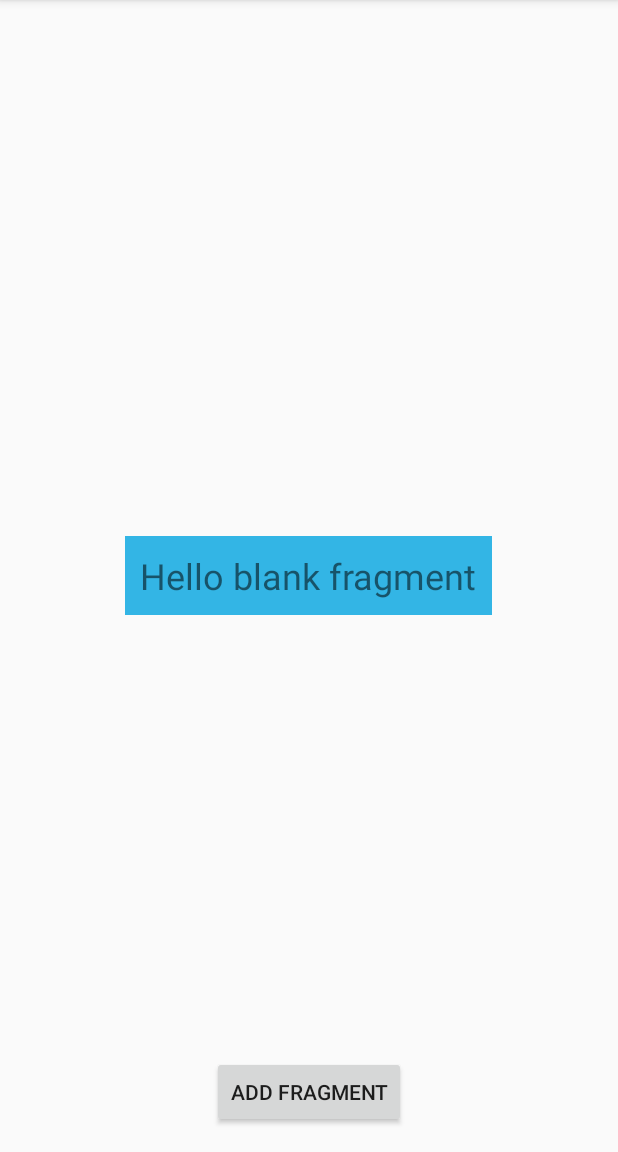
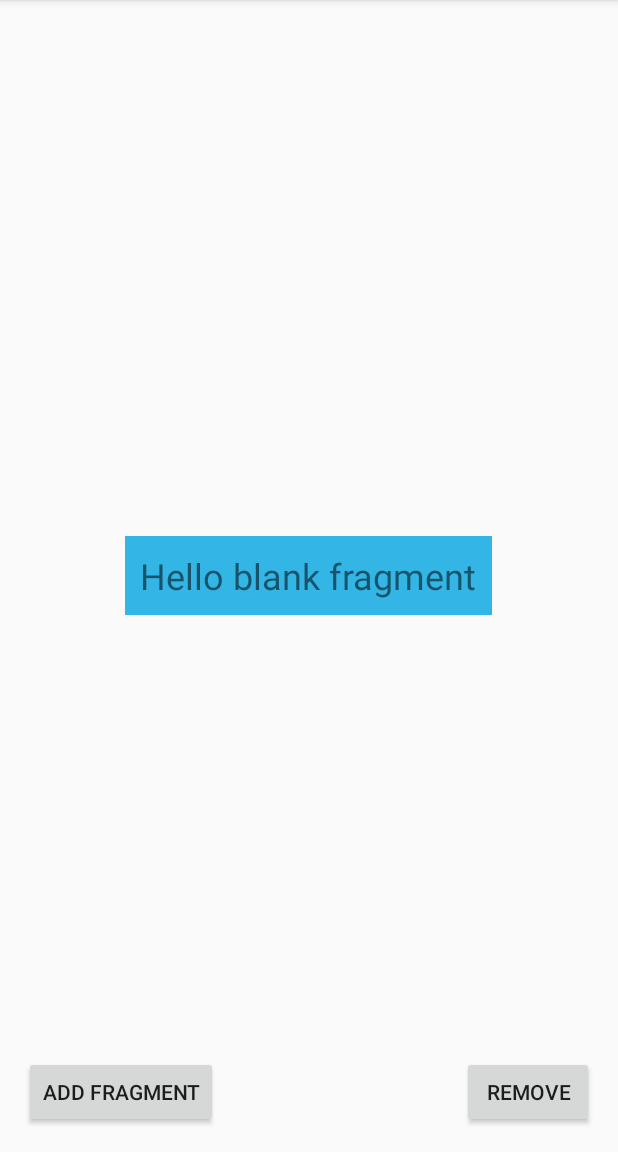
Before and after one commit to caccheme/FirstFragment, an Android app: the screen it shows after launch (MainActivity), after a tap on "ADD FRAGMENT", on a phone screen of 412 x 824 dp, the part 84-1236 px from its top. Run offline under Robolectric (Android 15) with nearby library versions, the phone set to English and light mode, and no system bars.

Commit message:
add/remove fragment with a fragment tag

```diff
--- a/app/src/main/java/com/example/firstfragment/MainActivity.kt
+++ b/app/src/main/java/com/example/firstfragment/MainActivity.kt
@@ -3,21 +3,34 @@ package com.example.firstfragment
 import androidx.appcompat.app.AppCompatActivity
 import android.os.Bundle
 import android.view.View
+import androidx.fragment.app.Fragment
+import com.example.firstfragment.constants.FRAGMENT_TAG
 
 
 class MainActivity : AppCompatActivity() {
-
-    private val fragment: SimpleFragment = SimpleFragment()
 
     override fun onCreate(savedInstanceState: Bundle?) {
         super.onCreate(savedInstanceState)
         setContentView(R.layout.activity_main)
     }
 
-    fun clickHandler(@Suppress("UNUSED_PARAMETER")view: View) {
+    fun addClickHandler(@Suppress("UNUSED_PARAMETER")view: View) {
+        val fragment = SimpleFragment()
         supportFragmentManager
             .beginTransaction()
-            .add(R.id.simple_fragment, fragment)
+            .add(R.id.fragment_container, fragment, FRAGMENT_TAG)
             .commit()
     }
+
+    fun removeClickHandler(@Suppress("UNUSED_PARAMETER")view: View) {
+        val fragment: Fragment? = supportFragmentManager
+            .findFragmentByTag(FRAGMENT_TAG)
+
+        if (fragment != null) {
+            supportFragmentManager
+                .beginTransaction()
+                .remove(fragment)
+                .commit()
+        }
+    }
 }
--- /dev/null
+++ b/app/src/main/java/com/example/firstfragment/constants/Constants.kt
@@ -0,0 +1,3 @@
+package com.example.firstfragment.constants
+
+const val FRAGMENT_TAG = "1234"
--- a/app/src/main/res/layout/activity_main.xml
+++ b/app/src/main/res/layout/activity_main.xml
@@ -12,18 +12,29 @@
     tools:context=".MainActivity">
 
     <FrameLayout
-        android:id="@+id/simple_fragment"
+        android:id="@+id/fragment_container"
         android:layout_width="wrap_content"
         android:layout_height="wrap_content"
         android:layout_centerInParent="true" />
 
     <Button
-        android:id="@+id/button_fragment"
+        android:id="@+id/button"
         android:layout_width="wrap_content"
         android:layout_height="wrap_content"
         android:layout_alignParentBottom="true"
-        android:layout_centerHorizontal="true"
-        android:text="@string/add_fragment"
-        android:onClick="clickHandler"/>
+        android:layout_alignParentLeft="true"
+        android:layout_alignParentStart="true"
+        android:onClick="addClickHandler"
+        android:text="@string/add_fragment" />
+
+    <Button
+        android:id="@+id/button2"
+        android:layout_width="wrap_content"
+        android:layout_height="wrap_content"
+        android:layout_alignParentEnd="true"
+        android:layout_alignParentRight="true"
+        android:onClick="removeClickHandler"
+        android:layout_alignTop="@+id/button"
+        android:text="@string/remove" />
 
 </RelativeLayout>
--- a/app/src/main/res/values/strings.xml
+++ b/app/src/main/res/values/strings.xml
@@ -3,4 +3,5 @@
     <!-- TODO: Remove or change this placeholder text -->
     <string name="hello_blank_fragment">Hello blank fragment</string>
     <string name="add_fragment">Add Fragment</string>
+    <string name="remove">Remove</string>
 </resources>
```
